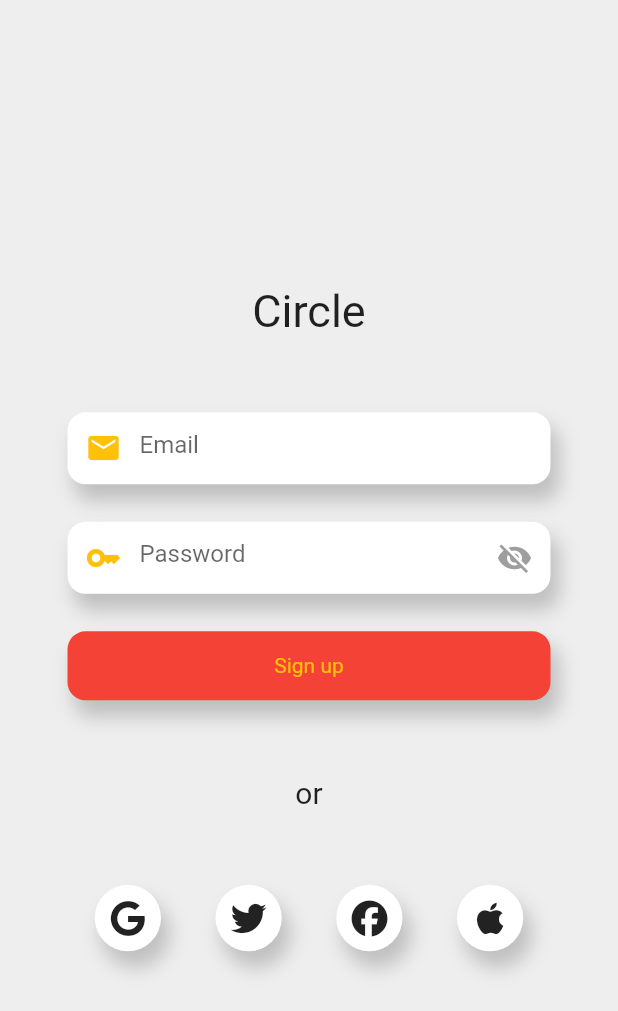
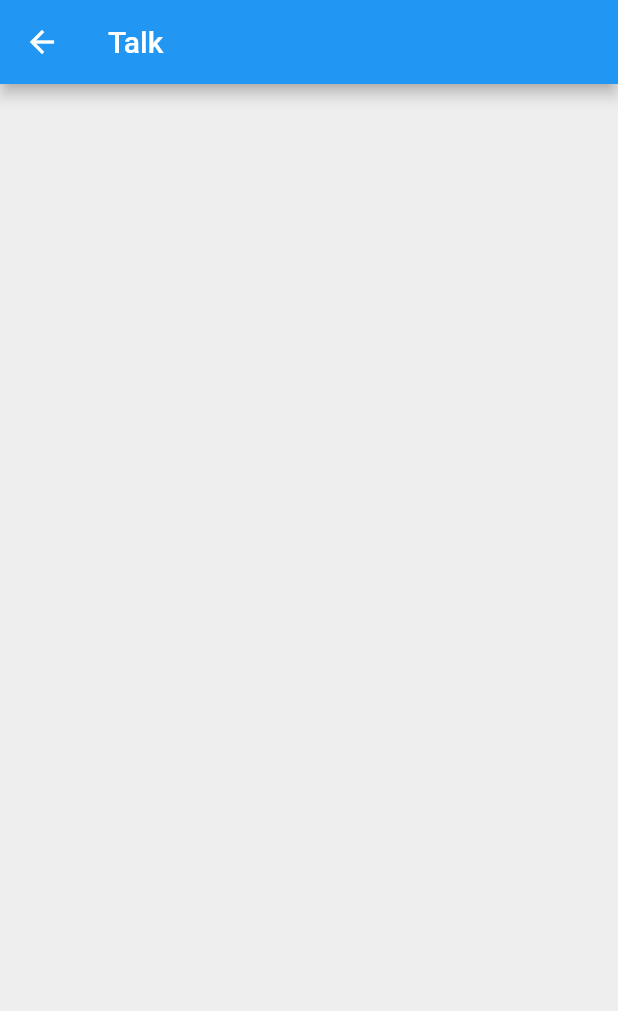
Before and after one commit to yuto-osawa6/circle_app, a Flutter app: the SignUpPage screen opened directly, after a tap on "Sign up", on a phone screen of 412 x 824 dp. Shown: the top 1011 px of the screen. Run offline on Flutter 3.47's test engine with Material 2 defaults, Android fonts, the phone set to English and light mode, and no system bars; our stand-ins replace dio, firebase_auth, firebase_core, flutter_dotenv, flutter_hooks, flutter_riverpod and 3 more; accounts and stored records are empty; generated files the repository leaves out were written again.

Commit message:
メール認証
偏移先まで

```diff
--- /dev/null
+++ b/lib/ui/page/sign/emailverification.dart
@@ -0,0 +1,29 @@
+
+import 'package:flutter/material.dart';
+import 'package:hooks_riverpod/hooks_riverpod.dart';
+
+// void emailVerification
+
+class EmailVerificationPage extends HookConsumerWidget {
+  static route() {
+    return MaterialPageRoute(
+      builder: (_) => EmailVerificationPage(),
+    );
+  }
+  @override
+  Widget build(BuildContext context, WidgetRef ref){
+    return(
+      // MaterialApp(
+      // // MaterialApp(
+      //   title: "afefaefea",
+        // home:
+        Scaffold(
+          appBar: AppBar(
+          title:const Text("Talk"),
+        ),
+          backgroundColor:Colors.grey[200],
+        )
+      // )
+    );
+  }
+}
--- a/lib/view_model/signup/signup_view_model.dart
+++ b/lib/view_model/signup/signup_view_model.dart
@@ -36,19 +36,7 @@ import 'package:hooks_riverpod/hooks_riverpod.dart';
 //   // }
 
 // }
-var acs = ActionCodeSettings(
-    // URL you want to redirect back to. The domain (www.example.com) for this
-    // URL must be whitelisted in the Firebase Console.
-    url: 'https://www.example.com/finishSignUp?cartId=1234',
-    // This must be true
-    handleCodeInApp: true,
-    iOSBundleId: 'com.example.ios',
-    androidPackageName: 'com.example.android',
-    // installIfNotAvailable
-    androidInstallApp: true,
-    // minimumVersion
-    // androidMinimumVersion: '12'
-    );
+
 
 class SignUpNotifier extends StateNotifier<SignModel> {
   // 初期値の指定
@@ -84,19 +72,35 @@ class SignUpNotifier extends StateNotifier<SignModel> {
       state = state.copyWith(openEye: state.openEye == true?false:true);
     }
 
+    final acs = ActionCodeSettings(
+    // URL you want to redirect back to. The domain (www.example.com) for this
+    // URL must be whitelisted in the Firebase Console.
+    url: 'https://www.example.com/finishSignUp?cartId=1234',
+    // This must be true
+    handleCodeInApp: true,
+    // iOSBundleId: 'com.example.ios',
+    // androidPackageName: 'com.example.android',
+    // installIfNotAvailable
+    androidInstallApp: true,
+    // minimumVersion
+    // androidMinimumVersion: '12'
+    );
+
     void handleSignUp (BuildContext context)async {
       print("aaa");
       print(state.newUserEmail);
       print(state.newUserPassword);
+      Navigator.pushNamed(context, '/email');
+      return;
       try
         {
           // メール/パスワードでログイン
           final FirebaseAuth auth = FirebaseAuth.instance;
-        //   auth.sendSignInLinkToEmail(
-        //      email: state.newUserEmail,
-        //      actionCodeSettings:
-        //   //   password: state.newUserPassword,
-        //   )
+          // auth.sendSignInLinkToEmail(
+          //    email: state.newUserEmail,
+          //    actionCodeSettings: acs
+          // //   password: state.newUserPassword,
+          // );
         // .catchError((onError) => print('Error sending email verification $onError'))
         // .then((value) => print('Successfully sent email verification'));
           final UserCredential result =
@@ -104,18 +108,19 @@ class SignUpNotifier extends StateNotifier<SignModel> {
             email: state.newUserEmail,
             password: state.newUserPassword,
           );
-          // String idToken = await FirebaseAuth.instance.currentUser!.getIdToken();
+          String idToken = await FirebaseAuth.instance.currentUser!.getIdToken();
           // print(idToken);
           print("aaab");
           // print(result.user!.emailVerified);
           // print("bbbb");
-          // if(result.user!.emailVerified){
-          //   print("bbbb2");
-          // }else{
-          //   print("bbbb5");
-          //   errorHandleSnack(context,"mailアドレスを認証してください。");
-          //   // ScaffoldMessenger.of(context).showSnackBar(SnackBar(content: Text("bb4")));
-          // }
+          if(result.user!.emailVerified){
+            print("y-ev");
+          }else{
+            print("n-ev");
+            // errorHandleSnack(context,"mailアドレスを認証してください。");
+            // ScaffoldMessenger.of(context).showSnackBar(SnackBar(content: Text("bb4")));
+            // Navigator.pushNamed(context, '/email_vertification');
+          }
           // final result = await ApiClientCreateUser.fetchApiCreateUser();
 
           // final apiClient = ApiClientCreateUser();
@@ -130,8 +135,8 @@ class SignUpNotifier extends StateNotifier<SignModel> {
           //   infoText = "ログインOK：${user.email}";
           // });
           print("aaa3");
-        // } on FirebaseAuthException catch (e) {
-        } catch (e) {
+        } on FirebaseAuthException catch (e) {
+        // } catch (e) {
           print(e);
           // emailが既に登録されていて、認証がまだの場合。
           // if(e.code == "email-already-in-use"){
@@ -160,7 +165,7 @@ class SignUpNotifier extends StateNotifier<SignModel> {
           // }
 
           // print(e.code);
-          // FirebaseAuthError(e.code,context);
+          FirebaseAuthError(e.code,context);
         }
     }
 
```
Also changed, not shown: lib/main.dart (+7 -1 lines), lib/ui/page/calendar/calendar.dart (+12 -9 lines).
